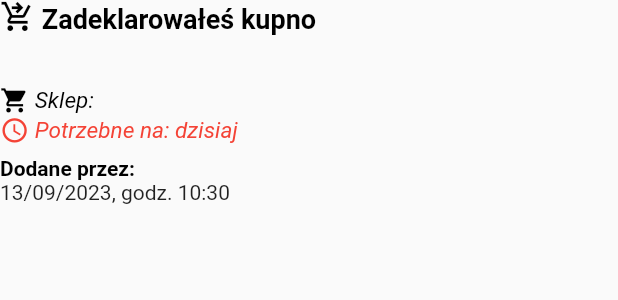
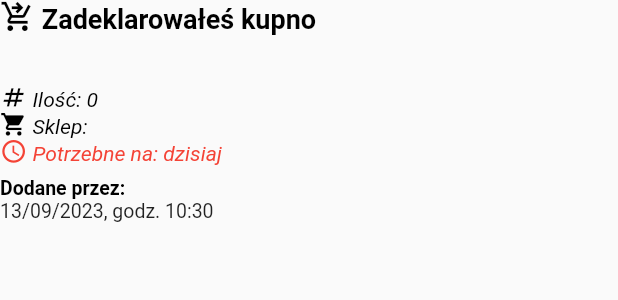
Before and after one commit to maciejors/zakupyapp1, a Flutter app: the ProductCardContent widget shown alone on an empty page, opened directly with empty values, on a phone screen of 412 x 824 dp. Shown: the top 300 px of the screen. Run offline on Flutter 3.47's test engine with Material 2 defaults, Android fonts, the phone set to English and light mode, and no system bars; our stand-ins replace firebase_core, firebase_database, firebase_storage, package_info_plus, shared_preferences; missing offline and left inert: firebase_app_check; accounts and stored records are empty.

Commit message:
add quantity to the product model and product card

```diff
--- a/lib/core/models/product.dart
+++ b/lib/core/models/product.dart
@@ -12,15 +12,22 @@ class Product {
   final String? shop;
   final Deadline? deadline;
   final String? buyer;
+  final double quantity;
+  final String quantityUnit;
 
-  Product(
-      {required this.id,
-      required this.name,
-      required this.dateAdded,
-      required this.whoAdded,
-      this.shop,
-      this.deadline,
-      this.buyer});
+  String get quantityLabel => formQuantityLabel(quantity, quantityUnit);
+
+  Product({
+    required this.id,
+    required this.name,
+    required this.dateAdded,
+    required this.whoAdded,
+    this.shop,
+    this.deadline,
+    this.buyer,
+    required this.quantity,
+    required this.quantityUnit,
+  });
 
   bool get isEditable {
     final isDeclaredByOthers = buyer != null && !isDeclaredByUser;
@@ -58,4 +65,18 @@ class Product {
         '-${now.second.toString().padLeft(2, '0')}'
         '-${now.millisecond.toString().padLeft(3, '0')}';
   }
+
+  // has to be static because it will be used in Product Editor where
+  // there is no access to the Product instance
+  static String formQuantityLabel(double quantity, String quantityUnit) {
+    final String displayedQuantity;
+    final int quantityToInt = quantity.toInt();
+    if (quantityToInt == quantity) {
+      // e.g 28.0
+      displayedQuantity = quantityToInt.toString();
+    } else {
+      displayedQuantity = quantity.toString();
+    }
+    return '$displayedQuantity $quantityUnit';
+  }
 }
--- a/lib/storage/database_manager.dart
+++ b/lib/storage/database_manager.dart
@@ -43,6 +43,9 @@ class DatabaseManager {
         deadline = Deadline.parse(productRawData['deadline']!);
       }
       String? buyer = productRawData['buyer'];
+      // default values for older products
+      double quantity = productRawData['quantity'] ?? 1;
+      String quantityUnit = productRawData['quantityUnit'] ?? 'szt.';
 
       return Product(
         id: id,
@@ -52,8 +55,11 @@ class DatabaseManager {
         whoAdded: whoAdded,
         deadline: deadline,
         buyer: buyer,
+        quantity: quantity,
+        quantityUnit: quantityUnit,
       );
-    } catch (_) {
+    } catch (e) {
+      print('Failed to parse a product due to a following error:\n$e');
       return null;
     }
   }
@@ -94,6 +100,7 @@ class DatabaseManager {
   /// Takes a product data map as an argument
   Future<void> storeProductFromData(
       String productId, Map<String, String> productData) async {
+    productData['modelVersion'] = '2';
     await _shoppingListRef?.child(productId).set(productData);
   }
 
--- a/lib/widgets/home/product_card/product_card_content.dart
+++ b/lib/widgets/home/product_card/product_card_content.dart
@@ -40,7 +40,6 @@ class ProductCardContent extends StatelessWidget {
       iconData: Icons.access_time,
       color: color,
       fontStyle: FontStyle.italic,
-      size: 15,
     );
   }
 
@@ -70,17 +69,22 @@ class ProductCardContent extends StatelessWidget {
               fontSize: 18
           ),
         ),
+        Padding(
+          padding: const EdgeInsets.only(top: 8),
+          child: SimpleTextWithIcon(
+            text: 'Ilość: ${product.quantityLabel}',
+            iconData: Icons.numbers,
+            color: Colors.black,
+            fontStyle: FontStyle.italic,
+          ),
+        ),
         Visibility(
           visible: product.shop != null,
-          child: Padding(
-            padding: const EdgeInsets.only(top: 8),
-            child: SimpleTextWithIcon(
-              text: 'Sklep: ${product.shop}',
-              iconData: Icons.shopping_cart,
-              color: Colors.black,
-              fontStyle: FontStyle.italic,
-              size: 15,
-            ),
+          child: SimpleTextWithIcon(
+            text: 'Sklep: ${product.shop}',
+            iconData: Icons.shopping_cart,
+            color: Colors.black,
+            fontStyle: FontStyle.italic,
           ),
         ),
         Visibility(
@@ -91,7 +95,7 @@ class ProductCardContent extends StatelessWidget {
           padding: const EdgeInsets.only(top: 8),
           child: Text.rich(
             TextSpan(
-              style: TextStyle(fontSize: 14, color: Colors.black),
+              style: TextStyle(fontSize: 13, color: Colors.black),
               children: <TextSpan>[
                 TextSpan(
                   text: 'Dodane przez: ',
@@ -109,7 +113,7 @@ class ProductCardContent extends StatelessWidget {
         Text(
           dateTimeToPolishString(product.dateAdded),
           style: TextStyle(
-            fontSize: 14,
+            fontSize: 13,
           ),
         ),
       ],
--- a/lib/widgets/home/product_card/product_editor.dart
+++ b/lib/widgets/home/product_card/product_editor.dart
@@ -32,9 +32,8 @@ class _ProductEditorState extends State<ProductEditor> {
   DateTime? _selectedDay;
   Deadline? get _selectedDeadline =>
       _selectedDay == null ? null : Deadline(_selectedDay!);
-
-  final inactiveChipColor = Colors.deepOrange[300];
-  final activeChipColor = Colors.deepOrange[300];
+  double _selectedQuantity = 1;
+  String _selectedQuantityUnit = 'szt.';
 
   String? productNameValidator(String? productName) {
     if (productName!.isEmpty) return 'Pole nie może być puste';
@@ -92,6 +91,8 @@ class _ProductEditorState extends State<ProductEditor> {
         shop: _selectedShop == '' ? null : _selectedShop,
         deadline: _selectedDeadline,
         buyer: widget.product?.buyer,
+        quantity: _selectedQuantity,
+        quantityUnit: _selectedQuantityUnit,
       );
       widget.onConfirmEdit(newProduct);
     }
```
